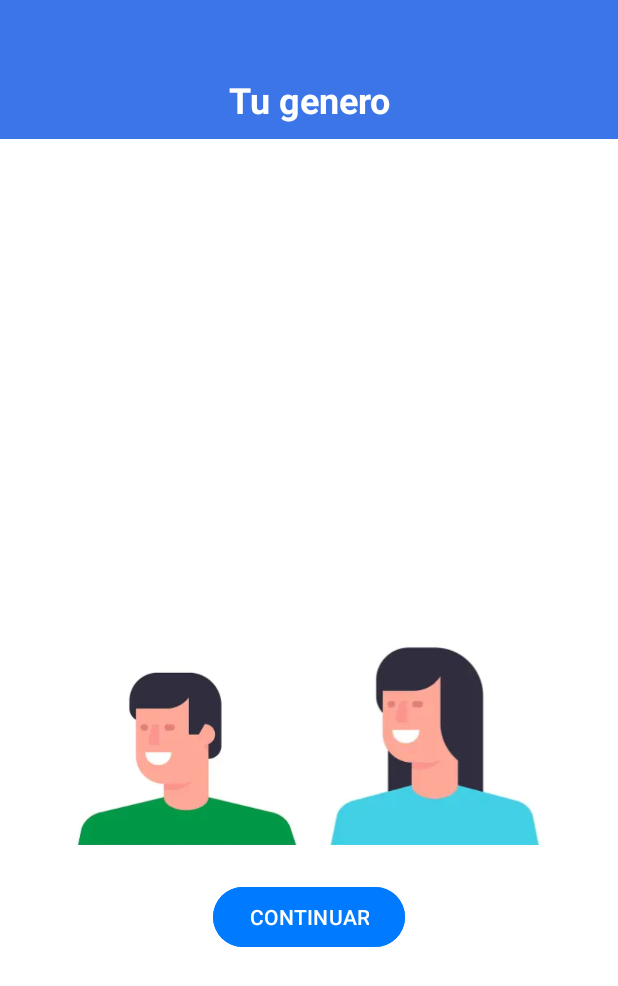
After one commit to ThiaguitoUTU/ThirstyApp, an Android app: the MainActivity3 screen opened directly, with no data from a screen before it, on a phone screen of 412 x 824 dp. The commit adds this screen. Shown: the top 986 px of the screen. Run offline under Robolectric (Android 15) with nearby library versions, the phone set to English and light mode, and no system bars.

Commit message:
main activiy tu genero

```diff
--- a/app/src/main/AndroidManifest.xml
+++ b/app/src/main/AndroidManifest.xml
@@ -13,9 +13,11 @@
         android:theme="@style/Theme.ThirstyFriend"
         tools:targetApi="31">
         <activity
+            android:name=".MainActivity3"
+            android:exported="false" />
+        <activity
             android:name=".MainActivity2"
             android:exported="false" />
-
         <activity
             android:name=".Splash"
             android:exported="true"
--- a/app/src/main/java/com/example/thirstyfriend/MainActivity2.kt
+++ b/app/src/main/java/com/example/thirstyfriend/MainActivity2.kt
@@ -1,6 +1,8 @@
 package com.example.thirstyfriend
 
+import android.content.Intent
 import android.os.Bundle
+import android.widget.Button
 import android.widget.ImageView
 import androidx.activity.enableEdgeToEdge
 import androidx.appcompat.app.AppCompatActivity
@@ -27,6 +29,11 @@ class MainActivity2 : AppCompatActivity() {
             .load(R.drawable.animation)
             .into(characterImageView)
 
+        val continue_button = findViewById<Button>(R.id.continue_button)
+        continue_button.setOnClickListener {
+            val intent = Intent(this, MainActivity3::class.java)
+            startActivity(intent)
+        }
 
 
     }
--- /dev/null
+++ b/app/src/main/java/com/example/thirstyfriend/MainActivity3.kt
@@ -0,0 +1,44 @@
+package com.example.thirstyfriend
+
+import android.os.Bundle
+import android.widget.ImageButton
+import androidx.appcompat.app.AppCompatActivity
+import androidx.core.view.ViewCompat
+import androidx.core.view.WindowInsetsCompat
+
+class MainActivity3 : AppCompatActivity() {
+
+    private lateinit var botonHombre: ImageButton
+    private lateinit var botonMujer: ImageButton
+
+    override fun onCreate(savedInstanceState: Bundle?) {
+        super.onCreate(savedInstanceState)
+        setContentView(R.layout.activity_main3)
+
+        // Aplicar insets de sistema al contenedor principal
+        ViewCompat.setOnApplyWindowInsetsListener(findViewById(R.id.main)) { v, insets ->
+            val systemBars = insets.getInsets(WindowInsetsCompat.Type.systemBars())
+            v.setPadding(systemBars.left, systemBars.top, systemBars.right, systemBars.bottom)
+            insets
+        }
+
+        // Inicializar los botones
+        botonHombre = findViewById(R.id.botonHombre)
+        botonMujer = findViewById(R.id.botonMujer)
+
+        // Configurar listeners para cambiar el estado seleccionado
+        botonHombre.setOnClickListener {
+            seleccionarGenero(true)
+        }
+
+        botonMujer.setOnClickListener {
+            seleccionarGenero(false)
+        }
+    }
+
+    // Función para cambiar el estado seleccionado
+    private fun seleccionarGenero(esHombre: Boolean) {
+        botonHombre.isSelected = esHombre
+        botonMujer.isSelected = !esHombre
+    }
+}
--- /dev/null
+++ b/app/src/main/res/drawable/border_button_selected.xml
@@ -0,0 +1,7 @@
+<?xml version="1.0" encoding="utf-8"?>
+<!-- border_button_selected.xml -->
+<shape xmlns:android="http://schemas.android.com/apk/res/android">
+    <solid android:color="#FFFFFF"/>
+    <corners android:radius="8dp"/>
+    <stroke android:width="10dp" android:color="#00FF00"/> <!-- Borde verde -->
+</shape>
--- /dev/null
+++ b/app/src/main/res/drawable/border_button_unselected.xml
@@ -0,0 +1,6 @@
+<?xml version="1.0" encoding="utf-8"?>
+<shape xmlns:android="http://schemas.android.com/apk/res/android">
+    <solid android:color="#FFFFFF"/> <!-- Fondo blanco -->
+    <corners android:radius="8dp"/>
+    <stroke android:width="2dp" android:color="#CCCCCC"/> <!-- Borde gris claro -->
+</shape>
--- /dev/null
+++ b/app/src/main/res/drawable/button_border.xml
@@ -0,0 +1,20 @@
+<?xml version="1.0" encoding="utf-8"?>
+<!-- res/drawable/button_border.xml -->
+<selector xmlns:android="http://schemas.android.com/apk/res/android">
+    <!-- Estado seleccionado -->
+    <item android:state_selected="true">
+        <shape android:shape="rectangle">
+            <solid android:color="@android:color/transparent" />
+            <stroke android:width="4dp" android:color="@android:color/holo_green_light" />
+            <corners android:radius="8dp"/>
+        </shape>
+    </item>
+    <!-- Estado no seleccionado -->
+    <item>
+        <shape android:shape="rectangle">
+            <solid android:color="@android:color/transparent" />
+            <stroke android:width="4dp" android:color="@android:color/darker_gray" />
+            <corners android:radius="8dp"/>
+        </shape>
+    </item>
+</selector>
--- /dev/null
+++ b/app/src/main/res/drawable/gender_button_selector.xml
@@ -0,0 +1,6 @@
+<?xml version="1.0" encoding="utf-8"?>
+<!-- gender_button_selector.xml -->
+<selector xmlns:android="http://schemas.android.com/apk/res/android">
+    <item android:drawable="@drawable/border_button_selected" android:state_selected="true"/>
+    <item android:drawable="@drawable/border_button_unselected"/>
+</selector>
--- a/app/src/main/res/layout/activity_main2.xml
+++ b/app/src/main/res/layout/activity_main2.xml
@@ -28,7 +28,7 @@
         android:textStyle="bold"
         android:gravity="center"
         android:background="@color/light_blue"
-        android:padding="0dp" />
+        android:padding="10dp" />
 
     <!-- Imagen -->
     <ImageView
--- /dev/null
+++ b/app/src/main/res/layout/activity_main3.xml
@@ -0,0 +1,86 @@
+<LinearLayout
+    xmlns:android="http://schemas.android.com/apk/res/android"
+    xmlns:tools="http://schemas.android.com/tools"
+    android:id="@+id/main"
+    android:layout_width="match_parent"
+    android:layout_height="match_parent"
+    android:orientation="vertical"
+    android:padding="0dp"
+    android:gravity="top"
+    android:background="@color/white"
+    tools:context=".MainActivity3">
+
+    <!-- Barra superior -->
+    <View
+        android:layout_width="match_parent"
+        android:layout_height="40dp"
+        android:background="@color/light_blue" />
+
+    <!-- Título en la parte superior -->
+    <TextView
+        android:id="@+id/title"
+        android:layout_width="match_parent"
+        android:layout_height="wrap_content"
+        android:text="Tu genero"
+        android:textSize="24sp"
+        android:textColor="@color/white"
+        android:textStyle="bold"
+        android:gravity="center"
+        android:background="@color/light_blue"
+        android:padding="10dp" />
+
+    <!-- Contenedor central -->
+    <LinearLayout
+        android:layout_width="match_parent"
+        android:layout_height="match_parent"
+        android:orientation="vertical"
+        android:gravity="center"
+        android:paddingTop="16dp">
+
+        <ImageView
+            android:id="@+id/iconoGenero"
+            android:layout_width="100dp"
+            android:layout_height="100dp"
+
+            android:layout_marginBottom="16dp"
+            android:layout_gravity="center"/>
+
+        <LinearLayout
+            android:layout_width="wrap_content"
+            android:layout_height="wrap_content"
+            android:orientation="horizontal">
+
+            <!-- Botón de Hombre -->
+            <ImageButton
+                android:id="@+id/botonHombre"
+                android:layout_width="150dp"
+                android:layout_height="150dp"
+                android:background="@drawable/gender_button_selector"
+                android:src="@drawable/hombre"
+                android:contentDescription="Hombre"
+                android:scaleType="centerInside"
+                android:layout_marginEnd="16dp"/>
+
+            <!-- Botón de Mujer -->
+            <ImageButton
+                android:id="@+id/botonMujer"
+                android:layout_width="150dp"
+                android:layout_height="150dp"
+                android:background="@drawable/gender_button_selector"
+                android:src="@drawable/mujer"
+                android:contentDescription="Mujer"
+                android:scaleType="centerInside"/>
+        </LinearLayout>
+
+        <Button
+            android:id="@+id/botonContinuar"
+            android:layout_width="wrap_content"
+            android:layout_height="wrap_content"
+            android:text="CONTINUAR"
+            android:layout_marginTop="24dp"
+            android:backgroundTint="#007aff"
+            android:textColor="#FFFFFF"
+            android:layout_gravity="center"/>
+    </LinearLayout>
+
+</LinearLayout>
--- a/app/src/main/res/values/strings.xml
+++ b/app/src/main/res/values/strings.xml
@@ -13,5 +13,4 @@
     <string name="continue_button_text">CONTINUAR</string>
 
 
-
 </resources>
```
Also changed, not shown: app/src/main/res/drawable/hombre.png (added), app/src/main/res/drawable/mujer.png (added).
